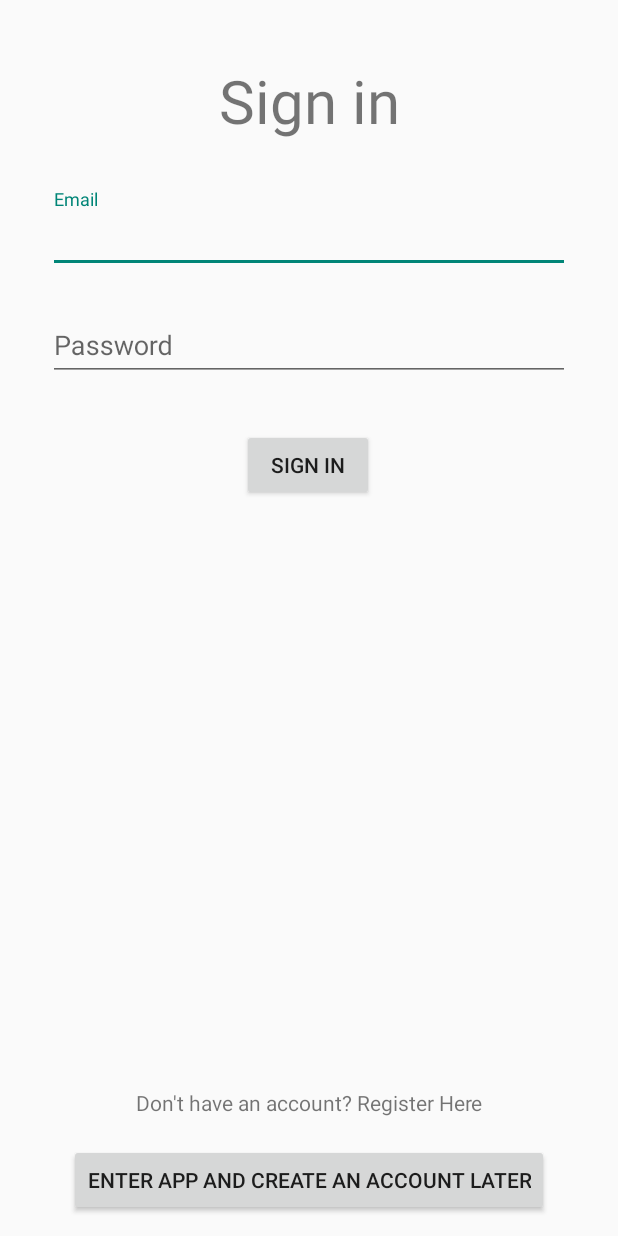
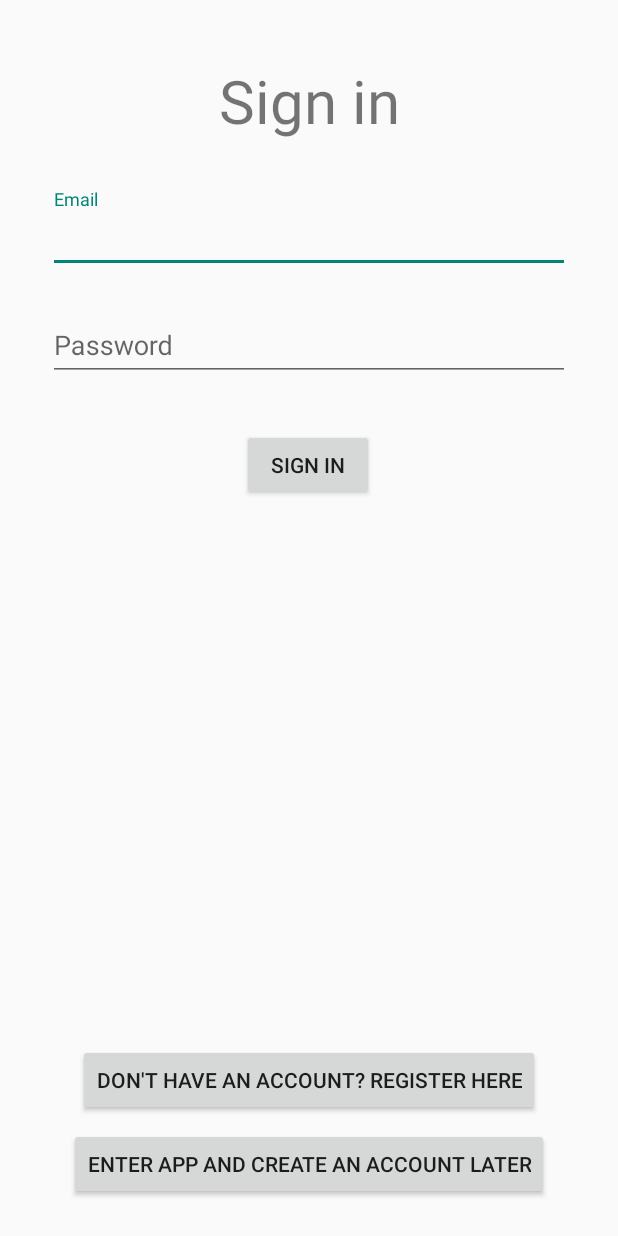
Before and after one commit to git-mad/GitMad-Heat-Map, an Android app: the screen it shows after launch (ActivityLogin), on a phone screen of 412 x 824 dp. Run offline under Robolectric (Android 15) with nearby library versions, the phone set to English and light mode, and no system bars; our stand-ins replace Firebase (no records; nobody signed in at launch, a user with empty details on screens opened directly).

Commit message:
Switched register text with a button

```diff
--- a/app/src/main/java/gitmad/gitmadheatmap/ActivityLogin.java
+++ b/app/src/main/java/gitmad/gitmadheatmap/ActivityLogin.java
@@ -52,7 +52,7 @@ public class ActivityLogin extends AppCompatActivity {
         signInButton = findViewById(R.id.login_btn_signIn);
         passwordEntry = findViewById(R.id.login_editText_password);
         emailEntry = findViewById(R.id.login_editText_email);
-        registerHere = findViewById(R.id.login_txt_register_here);
+        registerHere = findViewById(R.id.login_btn_register_here);
 
         registerHere.setOnClickListener(new View.OnClickListener() {
             @Override
--- a/app/src/main/res/layout/activity_login.xml
+++ b/app/src/main/res/layout/activity_login.xml
@@ -29,16 +29,6 @@ tools:context="gitmad.gitmadheatmap.ActivityLogin">
     app:layout_constraintHorizontal_bias="0.498"
     app:layout_constraintStart_toStartOf="parent"
     app:layout_constraintTop_toBottomOf="@+id/textInputLayout3" />
-
-    <TextView
-        android:id="@+id/login_txt_register_here"
-        android:layout_width="wrap_content"
-        android:layout_height="23dp"
-        android:layout_marginBottom="75dp"
-        android:text="@string/dont_have_account"
-        app:layout_constraintBottom_toBottomOf="parent"
-        app:layout_constraintEnd_toEndOf="parent"
-        app:layout_constraintStart_toStartOf="parent" />
 
     <android.support.design.widget.TextInputLayout
     android:id="@+id/textInputLayout2"
@@ -83,15 +73,25 @@ tools:context="gitmad.gitmadheatmap.ActivityLogin">
         android:id="@+id/button"
         android:layout_width="wrap_content"
         android:layout_height="wrap_content"
-        android:layout_marginBottom="8dp"
+        android:layout_marginBottom="24dp"
         android:layout_marginEnd="8dp"
         android:layout_marginStart="8dp"
-        android:layout_marginTop="8dp"
         android:onClick="enterAppWithoutSigningIn"
         android:text="@string/no_account_login"
         app:layout_constraintBottom_toBottomOf="parent"
         app:layout_constraintEnd_toEndOf="parent"
-        app:layout_constraintStart_toStartOf="parent"
-        app:layout_constraintTop_toBottomOf="@+id/login_txt_register_here" />
+        app:layout_constraintStart_toStartOf="parent" />
+
+    <Button
+        android:id="@+id/login_btn_register_here"
+        android:layout_width="wrap_content"
+        android:layout_height="wrap_content"
+        android:layout_marginBottom="8dp"
+        android:layout_marginEnd="8dp"
+        android:layout_marginStart="8dp"
+        android:text="@string/dont_have_account"
+        app:layout_constraintBottom_toTopOf="@+id/button"
+        app:layout_constraintEnd_toEndOf="parent"
+        app:layout_constraintStart_toStartOf="parent" />
 
 </android.support.constraint.ConstraintLayout>
```
